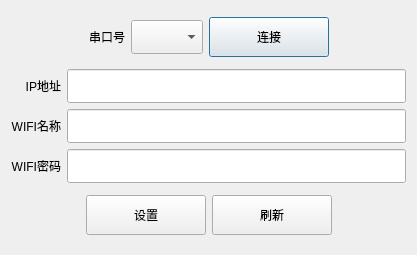
Old version of the form UAVManage/deviceserial.ui in the repository gessd/UAVManage.
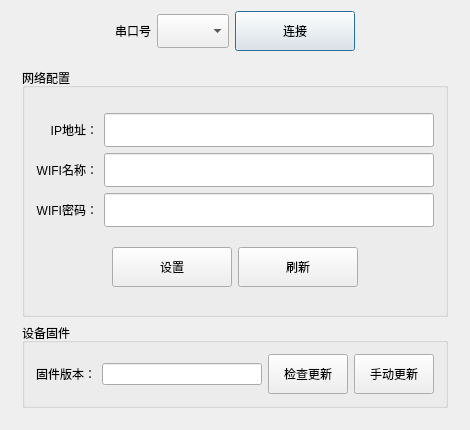
New version of the form.

Commit message: 无人机配置界面增加固件更新

Patch:
```diff
--- a/UAVManage/deviceserial.ui
+++ b/UAVManage/deviceserial.ui
@@ -6,15 +6,30 @@
    <rect>
     <x>0</x>
     <y>0</y>
-    <width>417</width>
-    <height>255</height>
+    <width>470</width>
+    <height>430</height>
    </rect>
   </property>
+  <property name="sizePolicy">
+   <sizepolicy hsizetype="Fixed" vsizetype="Fixed">
+    <horstretch>0</horstretch>
+    <verstretch>0</verstretch>
+   </sizepolicy>
+  </property>
+  <property name="maximumSize">
+   <size>
+    <width>470</width>
+    <height>430</height>
+   </size>
+  </property>
   <property name="windowTitle">
    <string>无人机配置</string>
   </property>
-  <layout class="QGridLayout" name="gridLayout" rowstretch="2,6,2">
-   <item row="0" column="0" colspan="2">
+  <property name="styleSheet">
+   <string notr="true"/>
+  </property>
+  <layout class="QVBoxLayout" name="verticalLayout_4" stretch="2,8">
+   <item>
     <layout class="QHBoxLayout" name="horizontalLayout_2">
      <item>
       <spacer name="horizontalSpacer_3">
@@ -80,12 +95,21 @@
      </item>
     </layout>
    </item>
-   <item row="1" column="0">
+   <item>
+    <widget class="QWidget" name="widgetDeviceParam" native="true">
+     <layout class="QVBoxLayout" name="verticalLayout_3" stretch="8,2">
+      <item>
+       <widget class="QGroupBox" name="groupBox">
+        <property name="title">
+         <string>网络配置</string>
+        </property>
+        <layout class="QGridLayout" name="gridLayout">
+         <item row="0" column="0">
     <layout class="QVBoxLayout" name="verticalLayout">
      <item>
       <widget class="QLabel" name="label">
        <property name="text">
-        <string>IP地址</string>
+              <string>IP地址：</string>
        </property>
        <property name="alignment">
         <set>Qt::AlignRight|Qt::AlignTrailing|Qt::AlignVCenter</set>
@@ -95,7 +119,7 @@
      <item>
       <widget class="QLabel" name="label_2">
        <property name="text">
-        <string>WIFI名称</string>
+              <string>WIFI名称：</string>
        </property>
        <property name="alignment">
         <set>Qt::AlignRight|Qt::AlignTrailing|Qt::AlignVCenter</set>
@@ -105,7 +129,7 @@
      <item>
       <widget class="QLabel" name="label_3">
        <property name="text">
-        <string>WIFI密码</string>
+              <string>WIFI密码：</string>
        </property>
        <property name="alignment">
         <set>Qt::AlignRight|Qt::AlignTrailing|Qt::AlignVCenter</set>
@@ -114,7 +138,7 @@
      </item>
     </layout>
    </item>
-   <item row="1" column="1">
+         <item row="0" column="1">
     <layout class="QVBoxLayout" name="verticalLayout_2">
      <item>
       <widget class="QLineEdit" name="lineEditIP">
@@ -148,7 +172,7 @@
      </item>
     </layout>
    </item>
-   <item row="2" column="0" colspan="2">
+         <item row="1" column="0" colspan="2">
     <layout class="QHBoxLayout" name="horizontalLayout">
      <item>
       <spacer name="horizontalSpacer">
@@ -203,6 +227,61 @@
       </spacer>
      </item>
     </layout>
+         </item>
+        </layout>
+       </widget>
+      </item>
+      <item>
+       <widget class="QGroupBox" name="groupBox_2">
+        <property name="title">
+         <string>设备固件</string>
+        </property>
+        <layout class="QHBoxLayout" name="horizontalLayout_3">
+         <item>
+          <widget class="QLabel" name="label_5">
+           <property name="text">
+            <string>固件版本：</string>
+           </property>
+          </widget>
+         </item>
+         <item>
+          <widget class="QLineEdit" name="lineEdit">
+           <property name="readOnly">
+            <bool>true</bool>
+           </property>
+          </widget>
+         </item>
+         <item>
+          <widget class="QPushButton" name="btnCheckFirmware">
+           <property name="minimumSize">
+            <size>
+             <width>80</width>
+             <height>40</height>
+            </size>
+           </property>
+           <property name="text">
+            <string>检查更新</string>
+           </property>
+          </widget>
+         </item>
+         <item>
+          <widget class="QPushButton" name="btnManualFirmware">
+           <property name="minimumSize">
+            <size>
+             <width>80</width>
+             <height>40</height>
+            </size>
+           </property>
+           <property name="text">
+            <string>手动更新</string>
+           </property>
+          </widget>
+         </item>
+        </layout>
+       </widget>
+      </item>
+     </layout>
+    </widget>
    </item>
   </layout>
  </widget>
```
Lines whose indentation alone changed are shown as unchanged. The commit also changes 3 other files.
